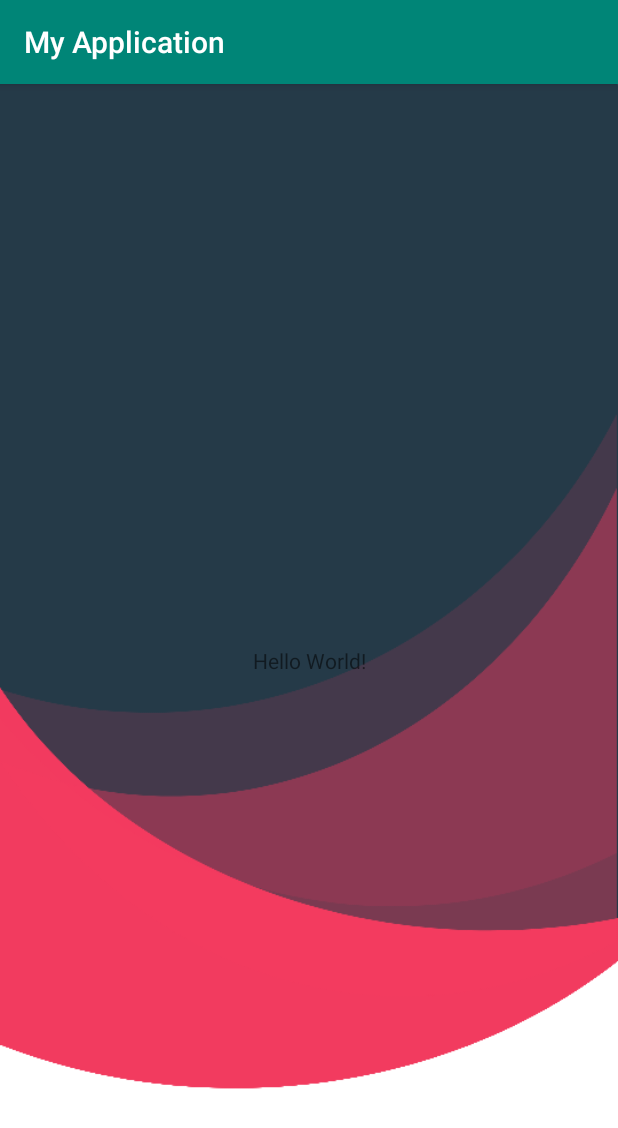
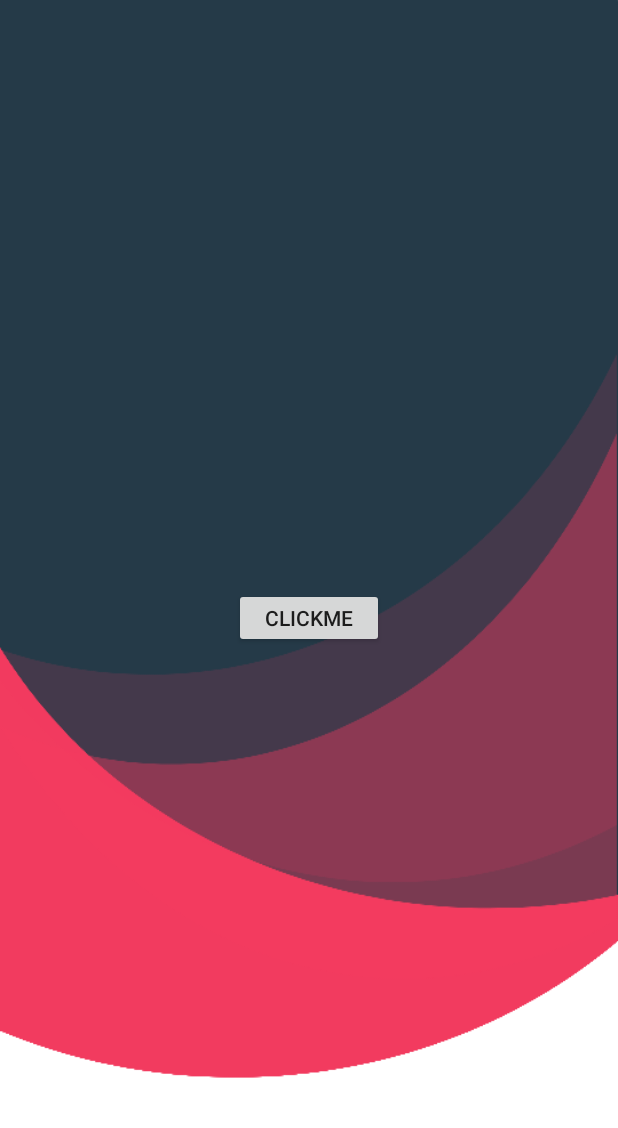
Before and after one commit to shruti270199/Workout_From_Home, an Android app: the screen it shows after launch (MainActivity), on a phone screen of 412 x 824 dp. Shown: the top 1128 px of the screen. Run offline under Robolectric (Android 15) with nearby library versions, the light colour scheme and no system bars.

Commit message:
1. Themes Changed for different screen from Manifest file 2. TollBar color changed 3. Added New Activity Screen

```diff
--- a/app/src/main/AndroidManifest.xml
+++ b/app/src/main/AndroidManifest.xml
@@ -9,7 +9,9 @@
         android:roundIcon="@mipmap/ic_launcher_round"
         android:supportsRtl="true"
         android:theme="@style/AppTheme">
-        <activity android:name=".MainActivity">
+        <activity android:name=".Main2Activity"></activity>
+        <activity android:name=".MainActivity"
+            android:theme="@style/Theme.AppCompat.Light.NoActionBar">
             <intent-filter>
                 <action android:name="android.intent.action.MAIN" />
 
--- a/app/src/main/java/com/example/myapplication/MainActivity.java
+++ b/app/src/main/java/com/example/myapplication/MainActivity.java
@@ -2,13 +2,32 @@ package com.example.myapplication;
 
 import androidx.appcompat.app.AppCompatActivity;
 
+import android.content.Intent;
 import android.os.Bundle;
+import android.view.View;
+import android.widget.Button;
 
 public class MainActivity extends AppCompatActivity {
+
+    Button b1;
 
     @Override
     protected void onCreate(Bundle savedInstanceState) {
         super.onCreate(savedInstanceState);
         setContentView(R.layout.activity_main);
+
+        b1=(Button)findViewById(R.id.button1);
+
+        b1.setOnClickListener(new View.OnClickListener() {
+            @Override
+            public void onClick(View v) {
+
+                Intent i1 = new Intent(MainActivity.this, Main2Activity.class);
+                startActivity(i1);
+
+            }
+        });
+
+
     }
 }
--- a/app/src/main/res/layout/activity_main.xml
+++ b/app/src/main/res/layout/activity_main.xml
@@ -1,5 +1,5 @@
 <?xml version="1.0" encoding="utf-8"?>
-<androidx.constraintlayout.widget.ConstraintLayout xmlns:android="http://schemas.android.com/apk/res/android"
+<RelativeLayout xmlns:android="http://schemas.android.com/apk/res/android"
     xmlns:app="http://schemas.android.com/apk/res-auto"
     xmlns:tools="http://schemas.android.com/tools"
     android:layout_width="match_parent"
@@ -7,13 +7,11 @@
     tools:context=".MainActivity"
     android:background="@drawable/background">
 
-    <TextView
-        android:layout_width="wrap_content"
-        android:layout_height="wrap_content"
-        android:text="Hello World!"
-        app:layout_constraintBottom_toBottomOf="parent"
-        app:layout_constraintLeft_toLeftOf="parent"
-        app:layout_constraintRight_toRightOf="parent"
-        app:layout_constraintTop_toTopOf="parent" />
+    <Button
+        android:layout_width="100dp"
+        android:layout_height="40dp"
+        android:layout_centerInParent="true"
+        android:id="@+id/button1"
+        android:text="Clickme"/>
 
-</androidx.constraintlayout.widget.ConstraintLayout>
+</RelativeLayout>
--- a/app/src/main/res/values/colors.xml
+++ b/app/src/main/res/values/colors.xml
@@ -1,6 +1,6 @@
 <?xml version="1.0" encoding="utf-8"?>
 <resources>
-    <color name="colorPrimary">#008577</color>
-    <color name="colorPrimaryDark">#00574B</color>
+    <color name="colorPrimary">#DA16163D</color>
+    <color name="colorPrimaryDark">#C916163D</color>
     <color name="colorAccent">#D81B60</color>
 </resources>
--- a/app/src/main/res/values/strings.xml
+++ b/app/src/main/res/values/strings.xml
@@ -1,3 +1,3 @@
 <resources>
-    <string name="app_name">My Application</string>
+    <string name="app_name">WorkOut From Home</string>
 </resources>
```
Also changed, not shown: app/src/main/java/com/example/myapplication/Main2Activity.java (added, +14 -0 lines), app/src/main/res/layout/activity_main2.xml (added, +9 -0 lines).
